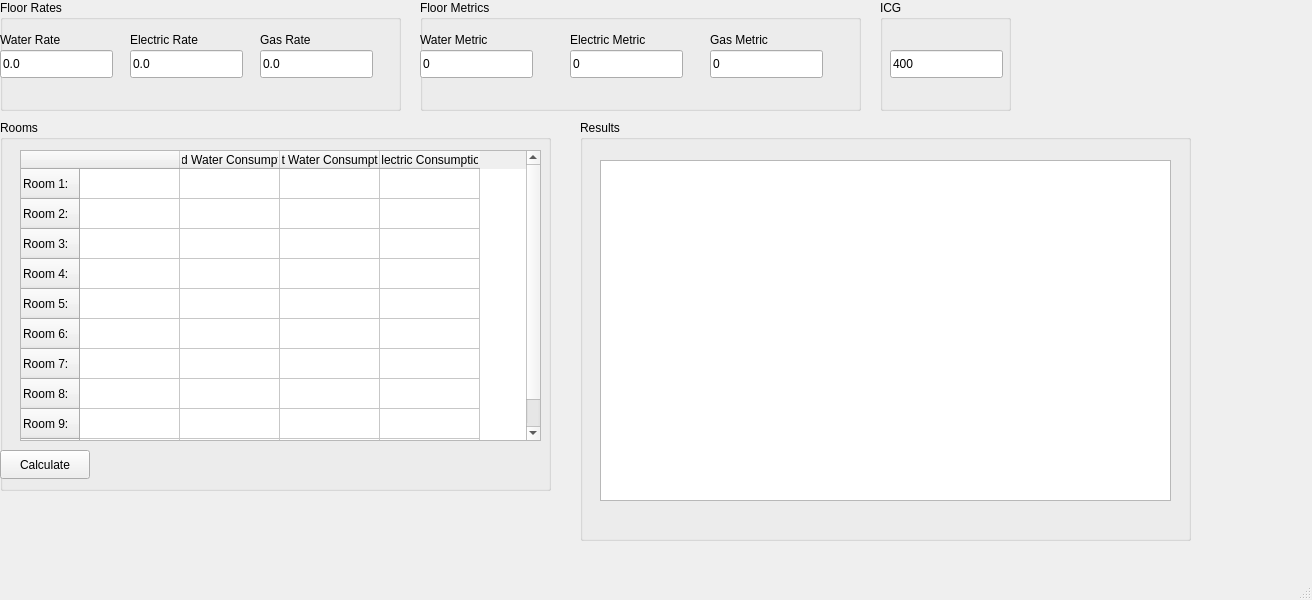
FernandoTanase/Sin9-Project, file mainwindow.ui: the form before one commit.
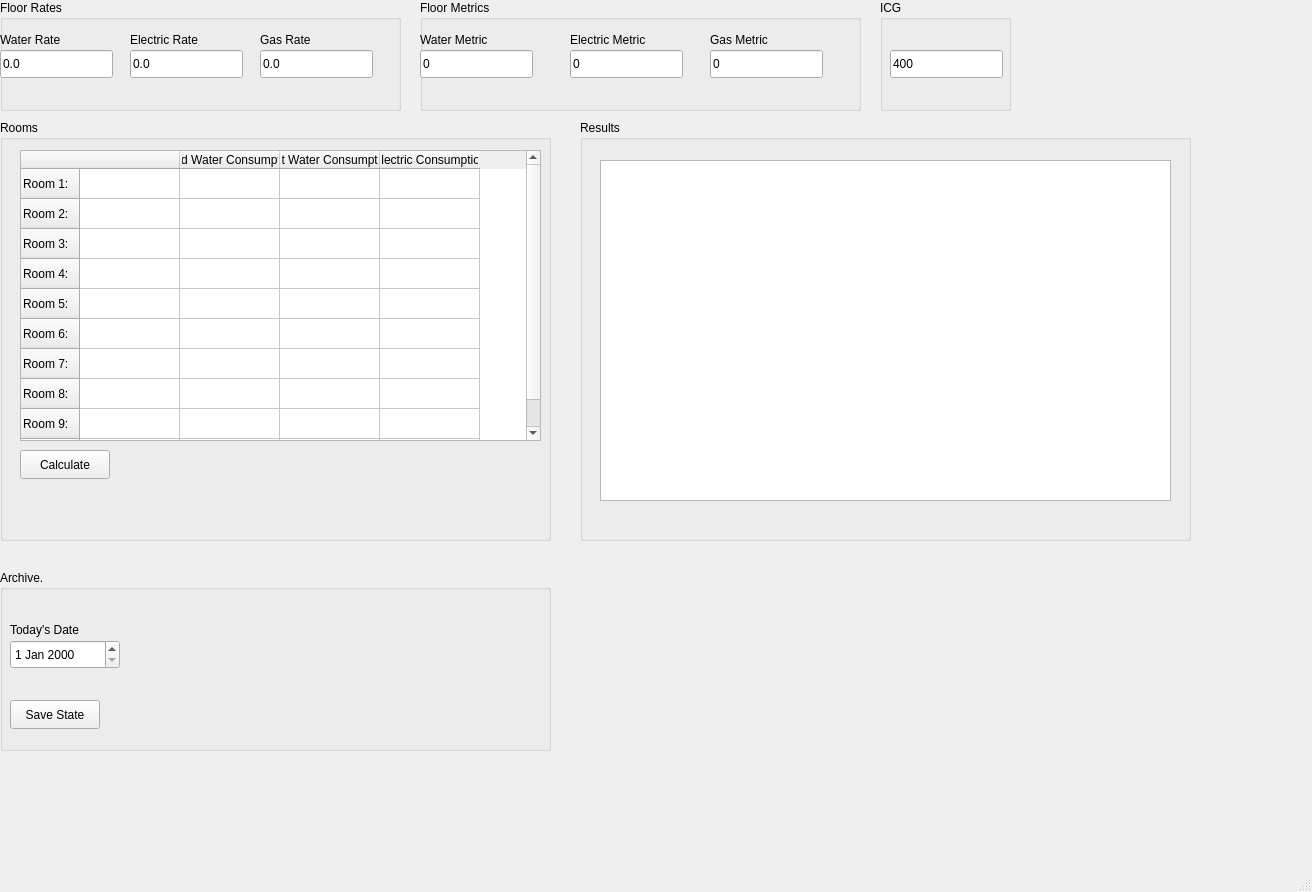
The form after the commit.

Diff of the .ui file:
```diff
--- a/mainwindow.ui
+++ b/mainwindow.ui
@@ -7,7 +7,7 @@
     <x>0</x>
     <y>0</y>
     <width>1312</width>
-    <height>600</height>
+    <height>892</height>
    </rect>
   </property>
   <property name="windowTitle">
@@ -208,7 +208,7 @@
       <x>0</x>
       <y>120</y>
       <width>551</width>
-      <height>371</height>
+      <height>421</height>
      </rect>
     </property>
     <property name="title">
@@ -306,7 +306,7 @@
     <widget class="QPushButton" name="ui_calculate">
      <property name="geometry">
       <rect>
-       <x>0</x>
+       <x>20</x>
        <y>330</y>
        <width>90</width>
        <height>29</height>
@@ -366,6 +366,55 @@
      </property>
     </widget>
    </widget>
+   <widget class="QGroupBox" name="groupBox_6">
+    <property name="geometry">
+     <rect>
+      <x>0</x>
+      <y>570</y>
+      <width>551</width>
+      <height>181</height>
+     </rect>
+    </property>
+    <property name="title">
+     <string>Archive.</string>
+    </property>
+    <widget class="QDateEdit" name="ui_dateEdit">
+     <property name="geometry">
+      <rect>
+       <x>10</x>
+       <y>70</y>
+       <width>110</width>
+       <height>29</height>
+      </rect>
+     </property>
+    </widget>
+    <widget class="QLabel" name="label_7">
+     <property name="geometry">
+      <rect>
+       <x>10</x>
+       <y>50</y>
+       <width>91</width>
+       <height>20</height>
+      </rect>
+     </property>
+     <property name="text">
+      <string>Today's Date</string>
+     </property>
+    </widget>
+    <widget class="QPushButton" name="ui_save_state_pushButton">
+     <property name="geometry">
+      <rect>
+       <x>10</x>
+       <y>130</y>
+       <width>90</width>
+       <height>29</height>
+      </rect>
+     </property>
+     <property name="text">
+      <string>Save State</string>
+     </property>
+    </widget>
+   </widget>
   </widget>
   <widget class="QMenuBar" name="menubar">
    <property name="geometry">
```
